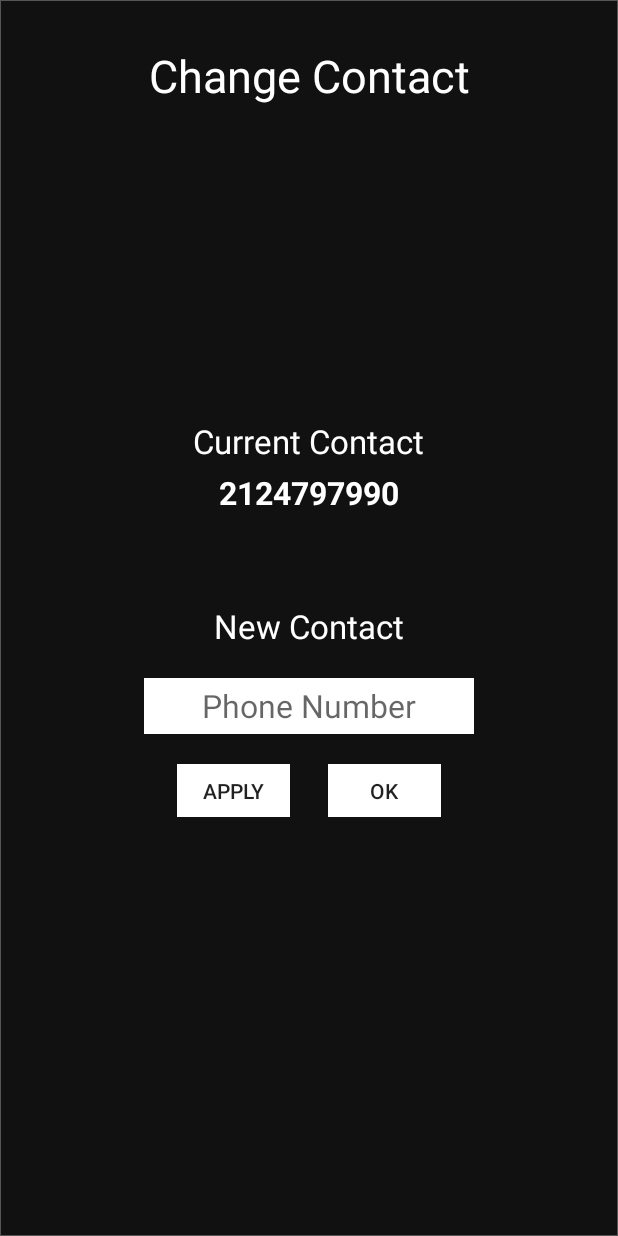
After one commit to idkm23/lifeSaver, an Android app: the EmergencyContactActivity screen opened directly, with no data from a screen before it, on a phone screen of 412 x 824 dp. The commit adds this screen. Run offline under Robolectric (Android 15) with nearby library versions, the phone set to English and light mode, and no system bars.

Commit message:
met with mike, made the built out the detox list and setPhone option

```diff
--- a/app/src/main/AndroidManifest.xml
+++ b/app/src/main/AndroidManifest.xml
@@ -26,6 +26,7 @@
         </activity>
 
         <activity android:name=".FinalTimerActivity" />
+        <activity android:name=".EmergencyContactActivity" />
     </application>
 
 </manifest>
--- /dev/null
+++ b/app/src/main/java/com/ghris/chun/lifesaver/EmergencyContactActivity.java
@@ -0,0 +1,79 @@
+package com.ghris.chun.lifesaver;
+
+import android.content.Intent;
+import android.os.Bundle;
+import android.support.v4.app.FragmentActivity;
+import android.view.MotionEvent;
+import android.view.View;
+import android.view.WindowManager;
+import android.view.inputmethod.InputMethodManager;
+import android.widget.EditText;
+import android.widget.TextView;
+
+public class EmergencyContactActivity extends FragmentActivity implements View.OnTouchListener {
+
+    EditText phoneNumberField;
+    TextView currentContact;
+
+    @Override
+    protected void onCreate(Bundle savedInstanceState) {
+        super.onCreate(savedInstanceState);
+        setContentView(R.layout.emergency_contact_main);
+        getWindow().addFlags(WindowManager.LayoutParams.FLAG_KEEP_SCREEN_ON);
+
+        setupClickables();
+
+        currentContact = (TextView) findViewById(R.id.current_contact);
+        currentContact.setText(MainActivity.instance.getPhoneNumber().substring(4));
+        phoneNumberField = (EditText)findViewById(R.id.phone_number_field);
+    }
+
+    @Override
+    public void onResume() {
+        super.onResume();
+    }
+
+    @Override
+    public void onPause() {
+        super.onPause();
+    }
+
+    protected void returnToMainActivity() {
+        Intent k = new Intent(EmergencyContactActivity.this, MainActivity.class);
+        startActivity(k);
+    }
+
+    @Override
+    public boolean onTouch(View v, MotionEvent event) {
+
+        switch (v.getId()) {
+
+            case R.id.ok_phone_number:
+                returnToMainActivity();
+            case R.id.apply_phone_number:
+                MainActivity.instance.setPhoneNumber(phoneNumberField.getText().toString());
+                currentContact.setText(MainActivity.instance.getPhoneNumber().substring(4));
+                break;
+        }
+
+        if(v.getId() != R.id.phone_number_field) {
+            hideSoftKeyboard();
+        }
+
+        return false;
+    }
+
+    public void hideSoftKeyboard() {
+        InputMethodManager inputMethodManager = (InputMethodManager)  getSystemService(INPUT_METHOD_SERVICE);
+
+        if(getCurrentFocus() != null) {
+            inputMethodManager.hideSoftInputFromWindow(getCurrentFocus().getWindowToken(), 0);
+        }
+    }
+
+    private void setupClickables() {
+        findViewById(R.id.emergency_contact_main).setOnTouchListener(this);
+        findViewById(R.id.apply_phone_number).setOnTouchListener(this);
+        findViewById(R.id.ok_phone_number).setOnTouchListener(this);
+    }
+}
--- a/app/src/main/java/com/ghris/chun/lifesaver/FinalTimerActivity.java
+++ b/app/src/main/java/com/ghris/chun/lifesaver/FinalTimerActivity.java
@@ -93,7 +93,7 @@ public class FinalTimerActivity extends FragmentActivity implements View.OnTouch
             }
 
             public void onFinish() {
-                String url = "tel:2124797990";
+                String url = MainActivity.instance.getPhoneNumber();
                 Intent intent = new Intent(Intent.ACTION_CALL, Uri.parse(url));
 
                 if (ActivityCompat.checkSelfPermission(MainActivity.instance.getApplicationContext(), Manifest.permission.CALL_PHONE) == PackageManager.PERMISSION_GRANTED) {
--- a/app/src/main/java/com/ghris/chun/lifesaver/ReadyMainFragment.java
+++ b/app/src/main/java/com/ghris/chun/lifesaver/ReadyMainFragment.java
@@ -35,7 +35,6 @@ public class ReadyMainFragment extends Fragment implements View.OnTouchListener
     private static final String FORMAT = "%d:%02d";
     private CountDownTimer timer;
     private boolean ticking = false;
-    private int seconds , minutes;
 
     // Add Image View Variable
     private ImageView navButton, infoButton;
@@ -111,7 +110,7 @@ public class ReadyMainFragment extends Fragment implements View.OnTouchListener
 
     public void toggleTimer() {
         if(timer == null) {
-            timer = new CountDownTimer(60000, 100) { // adjust the milli seconds here
+            timer = new CountDownTimer(6000, 100) { // adjust the milli seconds here
                 public void onTick(long millisUntilFinished) {
                     counter_textview.setText(String.format(FORMAT,
                             TimeUnit.MILLISECONDS.toMinutes(millisUntilFinished),
--- /dev/null
+++ b/app/src/main/res/layout/emergency_contact_main.xml
@@ -0,0 +1,105 @@
+<?xml version="1.0" encoding="utf-8"?>
+<android.support.v4.widget.DrawerLayout xmlns:android="http://schemas.android.com/apk/res/android"
+    android:orientation="vertical" android:layout_width="match_parent"
+    android:layout_height="match_parent"
+    android:background="@drawable/fragment_seperators"
+    android:id="@+id/emergency_contact_main"
+    xmlns:tools="http://schemas.android.com/tools"
+    xmlns:app="http://schemas.android.com/apk/res-auto"
+    tools:context=".ReadyMainActivity">
+
+    <FrameLayout
+        android:layout_width="match_parent"
+        android:layout_height="match_parent"
+        android:orientation="vertical"
+        android:id="@+id/main_ready_container">
+
+        <TextView
+            android:layout_width="match_parent"
+            android:layout_height="wrap_content"
+            android:text="Change Contact"
+            android:textSize="30sp"
+            android:textAlignment="center"
+            android:textColor="#fff"
+            android:layout_marginTop="30dp"
+            android:layout_gravity="center_horizontal|top" />
+
+        <LinearLayout
+            android:layout_width="wrap_content"
+            android:layout_height="wrap_content"
+            android:layout_gravity="center"
+            android:orientation="vertical">
+
+            <TextView
+                android:layout_width="wrap_content"
+                android:layout_height="wrap_content"
+                android:text="Current Contact"
+                android:layout_gravity="center_horizontal"
+                android:textSize="22sp"
+                android:layout_marginBottom="5dp"
+                android:textColor="#fff"/>
+
+            <TextView
+                android:id="@+id/current_contact"
+                android:layout_width="wrap_content"
+                android:layout_height="wrap_content"
+                android:text="6033411973"
+                android:layout_gravity="center_horizontal"
+                android:textStyle="bold"
+                android:textSize="21sp"
+                android:layout_marginBottom="60dp"
+                android:textColor="#fff"/>
+
+            <TextView
+                android:layout_width="wrap_content"
+                android:layout_height="wrap_content"
+                android:text="New Contact"
+                android:layout_gravity="center_horizontal"
+                android:textSize="22sp"
+                android:layout_marginBottom="20dp"
+                android:textColor="#fff"/>
+
+            <EditText
+                android:id="@+id/phone_number_field"
+                android:layout_width="220dp"
+                android:layout_height="37dp"
+                android:inputType="phone"
+                android:textSize="21sp"
+                android:textAlignment="center"
+                android:hint="Phone Number"
+                android:background="#fff"
+                android:cursorVisible="false"
+                android:layout_marginBottom="20dp"/>
+
+            <LinearLayout
+                android:layout_width="fill_parent"
+                android:layout_height="fill_parent"
+                android:orientation="horizontal"
+                android:gravity="center_horizontal">
+
+                <Button
+                    android:layout_width="75dp"
+                    android:layout_height="35dp"
+                    android:background="#fff"
+                    android:text="Apply"
+                    android:gravity="center"
+                    android:id="@+id/apply_phone_number"
+                    android:layout_gravity="center_horizontal"
+                    android:layout_marginRight="25dp"/>
+
+                <Button
+                    android:layout_width="75dp"
+                    android:layout_height="35dp"
+                    android:background="#fff"
+                    android:text="OK"
+                    android:gravity="center"
+                    android:id="@+id/ok_phone_number"
+                    android:layout_gravity="center_horizontal"/>
+
+            </LinearLayout>
+
+        </LinearLayout>
+
+    </FrameLayout>
+
+</android.support.v4.widget.DrawerLayout>
```
Also changed, not shown: app/src/main/java/Navigation/NavDrawerItem.java (deleted, +0 -58 lines), app/src/main/java/Navigation/NavDrawerListAdapter.java (deleted, +0 -71 lines), app/src/main/java/com/ghris/chun/lifesaver/MainActivity.java (+13 -1 lines), app/src/main/java/com/ghris/chun/lifesaver/MenuFragment.java (+17 -1 lines), app/src/main/java/com/ghris/chun/lifesaver/ReadyMainActivity.java (deleted, +0 -198 lines), app/src/main/res/layout/detox_programs_main.xml (added, +16 -0 lines), app/src/main/res/layout/menu_fragment.xml (+19 -18 lines), app/src/main/res/layout/navigation_draw_list_item.xml (deleted, +0 -35 lines), app/src/main/res/values/strings.xml (+80 -21 lines).
